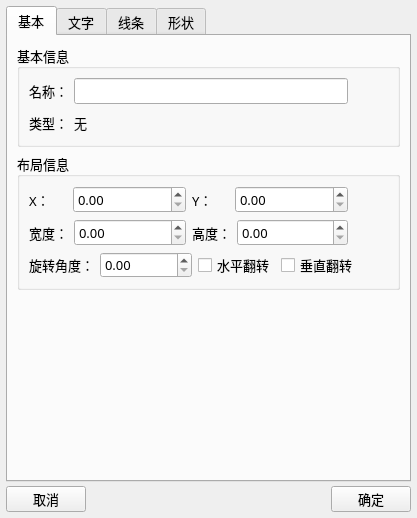
The window that h5base/h5basehelp/UI/iconproperty.ui (rcshuangw/graph) describes before a commit, drawn with Qt 5.
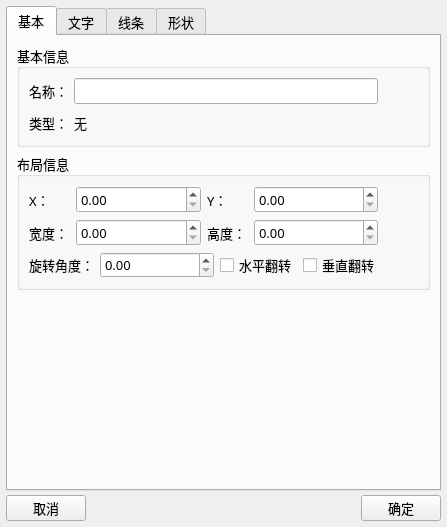
The same window after the commit. The open tabs and pages were chosen to show the change.

```diff
--- a/h5base/h5basehelp/UI/iconproperty.ui
+++ b/h5base/h5basehelp/UI/iconproperty.ui
@@ -6,8 +6,8 @@
    <rect>
     <x>0</x>
     <y>0</y>
-    <width>417</width>
-    <height>494</height>
+    <width>447</width>
+    <height>527</height>
    </rect>
   </property>
   <property name="font">
```
Left out of the diff: 2 changed lines with no effect on the pictures.
